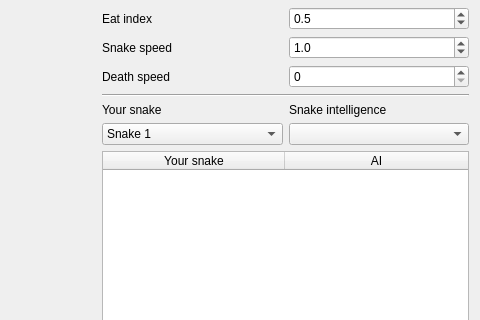
Above: GameWindow.ui from Nexen23/Snake before the change; both pictures show x 282 to 762 and y 99 to 419 of the 762 by 529 pixel window. Below: the same form after it.
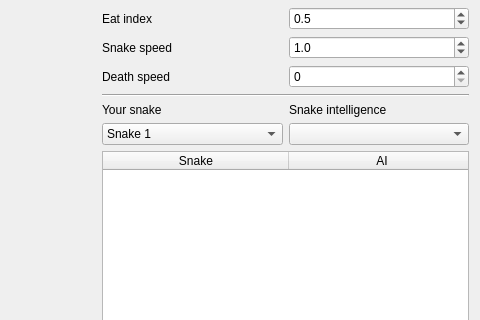
That is the form after the change. Icons and pictures are not drawn.

Commit message: fix GUI bug in GameWindow(my fails)

The edit to the form file:
```diff
--- a/GameWindow.ui
+++ b/GameWindow.ui
@@ -231,14 +231,14 @@
          <enum>QAbstractItemView::SelectRows</enum>
         </property>
         <attribute name="horizontalHeaderDefaultSectionSize">
-         <number>182</number>
+         <number>186</number>
         </attribute>
         <attribute name="horizontalHeaderStretchLastSection">
          <bool>true</bool>
         </attribute>
         <column>
          <property name="text">
-          <string>Your snake</string>
+          <string>Snake</string>
          </property>
         </column>
         <column>
```
Left out of the diff: 182 changed lines with no effect on the pictures. The commit also changes 1 other file.
